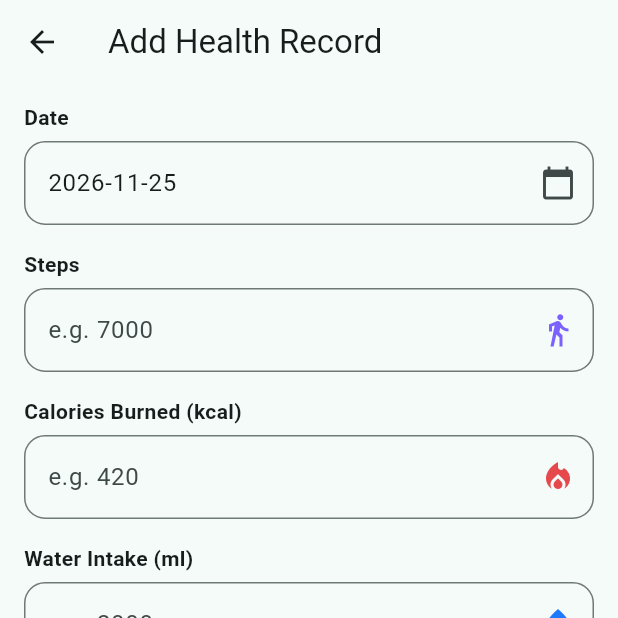
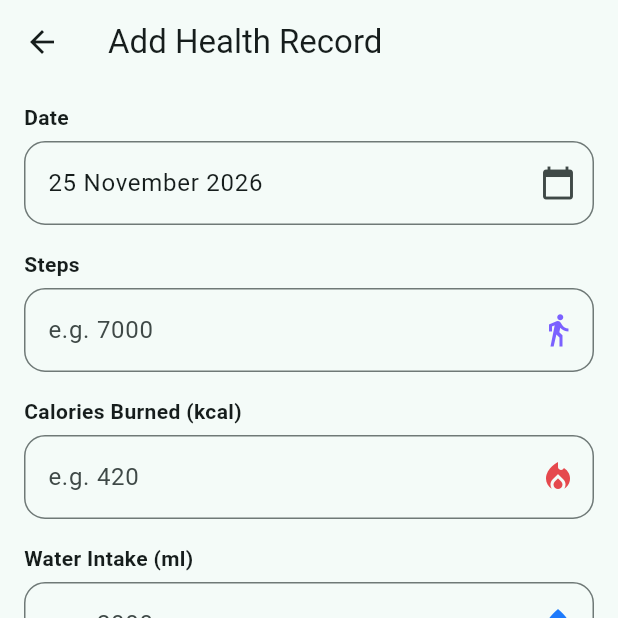
Before and after one commit to sanjulap/health-mate, a Flutter app: the screen it shows after launch, after a tap on "Add new record", on a phone screen of 412 x 824 dp, the top half of it. Run offline on Flutter 3.47's test engine with Material 3 defaults, Android fonts, the phone set to English and light mode, and no system bars; our stand-ins replace sqflite; accounts and stored records are empty.

Commit message:
feat: show readable dates and number separators using intl

```diff
--- a/lib/controllers/health_controller.dart
+++ b/lib/controllers/health_controller.dart
@@ -3,6 +3,7 @@ import 'package:flutter/foundation.dart';
 import '../models/health_record.dart';
 import '../repositories/health_repository.dart';
 import '../models/goal_settings.dart';
+import '../utils/formatters.dart';
 
 class HealthController extends ChangeNotifier {
   final HealthRepository _repository;
@@ -30,13 +31,8 @@ class HealthController extends ChangeNotifier {
         .toList();
   }
 
-  // Helper to format DateTime consistently as 'YYYY-MM-DD'
-  static String formatDate(DateTime date) {
-    final y = date.year.toString().padLeft(4, '0');
-    final m = date.month.toString().padLeft(2, '0');
-    final d = date.day.toString().padLeft(2, '0');
-    return '$y-$m-$d';
-  }
+  // Formats a DateTime as 'YYYY-MM-DD', the format stored in the database
+  static String formatDate(DateTime date) => AppFormatters.storageDate(date);
 
   String get todayDateString => formatDate(DateTime.now());
 
--- a/lib/database/database_helper.dart
+++ b/lib/database/database_helper.dart
@@ -2,6 +2,7 @@ import 'package:path/path.dart';
 import 'package:sqflite/sqflite.dart';
 
 import '../models/health_record.dart';
+import '../utils/formatters.dart';
 
 class DatabaseHelper {
   DatabaseHelper._internal();
@@ -53,13 +54,7 @@ class DatabaseHelper {
 
   Future<void> _seedDummyRecords(Database db) async {
     final now = DateTime.now();
-
-    String formatDate(DateTime d) {
-      final y = d.year.toString().padLeft(4, '0');
-      final m = d.month.toString().padLeft(2, '0');
-      final day = d.day.toString().padLeft(2, '0');
-      return '$y-$m-$day';
-    }
+    const formatDate = AppFormatters.storageDate;
 
     final dummyRecords = [
       HealthRecord(
--- /dev/null
+++ b/lib/utils/formatters.dart
@@ -0,0 +1,29 @@
+import 'package:intl/intl.dart';
+
+class AppFormatters {
+  AppFormatters._();
+
+  static final DateFormat _storageDate = DateFormat('yyyy-MM-dd', 'en_US');
+  static final DateFormat _longDate = DateFormat('d MMMM y', 'en_US');
+  static final DateFormat _cardDate = DateFormat('EEE, d MMM y', 'en_US');
+  static final DateFormat _shortDate = DateFormat('d MMM y', 'en_US');
+  static final NumberFormat _number = NumberFormat.decimalPattern('en_US');
+
+  static String storageDate(DateTime date) => _storageDate.format(date);
+
+  static String longDate(String storedDate) =>
+      _fromStored(storedDate, _longDate);
+
+  static String cardDate(String storedDate) =>
+      _fromStored(storedDate, _cardDate);
+
+  static String shortDate(String storedDate) =>
+      _fromStored(storedDate, _shortDate);
+
+  static String number(int value) => _number.format(value);
+
+  static String _fromStored(String storedDate, DateFormat format) {
+    final parsed = DateTime.tryParse(storedDate);
+    return parsed == null ? storedDate : format.format(parsed);
+  }
+}
--- a/lib/views/add_edit_record_screen.dart
+++ b/lib/views/add_edit_record_screen.dart
@@ -4,6 +4,7 @@ import 'package:provider/provider.dart';
 
 import '../controllers/health_controller.dart';
 import '../models/health_record.dart';
+import '../utils/formatters.dart';
 
 class AddEditRecordScreen extends StatefulWidget {
   final HealthRecord? record;
@@ -18,6 +19,8 @@ class AddEditRecordScreen extends StatefulWidget {
 
 class _AddEditRecordScreenState extends State<AddEditRecordScreen> {
   final _formKey = GlobalKey<FormState>();
+  // _selectedDate holds the 'YYYY-MM-DD' value that is saved
+  late String _selectedDate;
   late final TextEditingController _dateController;
   late final TextEditingController _stepsController;
   late final TextEditingController _caloriesController;
@@ -30,8 +33,10 @@ class _AddEditRecordScreenState extends State<AddEditRecordScreen> {
   void initState() {
     super.initState();
     final existing = widget.record;
+    _selectedDate =
+        existing?.date ?? HealthController.formatDate(DateTime.now());
     _dateController = TextEditingController(
-      text: existing?.date ?? HealthController.formatDate(DateTime.now()),
+      text: AppFormatters.longDate(_selectedDate),
     );
     _stepsController = TextEditingController(
       text: existing != null ? existing.steps.toString() : '',
@@ -57,7 +62,7 @@ class _AddEditRecordScreenState extends State<AddEditRecordScreen> {
     // Records cannot be logged for future days, so today is the last selectable date.
     final now = DateTime.now();
     final today = DateTime(now.year, now.month, now.day);
-    final parsed = DateTime.tryParse(_dateController.text.trim()) ?? today;
+    final parsed = DateTime.tryParse(_selectedDate) ?? today;
     final initialDate = parsed.isAfter(today) ? today : parsed;
 
     final picked = await showDatePicker(
@@ -69,7 +74,8 @@ class _AddEditRecordScreenState extends State<AddEditRecordScreen> {
 
     if (picked != null) {
       setState(() {
-        _dateController.text = HealthController.formatDate(picked);
+        _selectedDate = HealthController.formatDate(picked);
+        _dateController.text = AppFormatters.longDate(_selectedDate);
         _validationError = null;
       });
     }
@@ -79,7 +85,7 @@ class _AddEditRecordScreenState extends State<AddEditRecordScreen> {
     final controller = context.read<HealthController>();
 
     final error = controller.validateRecordInput(
-      date: _dateController.text,
+      date: _selectedDate,
       stepsText: _stepsController.text,
       caloriesText: _caloriesController.text,
       waterText: _waterController.text,
@@ -100,7 +106,7 @@ class _AddEditRecordScreenState extends State<AddEditRecordScreen> {
     final steps = int.parse(_stepsController.text.trim());
     final calories = int.parse(_caloriesController.text.trim());
     final waterMl = int.parse(_waterController.text.trim());
-    final date = _dateController.text.trim();
+    final date = _selectedDate;
 
     bool success;
     if (widget.isEditing) {
@@ -175,7 +181,7 @@ class _AddEditRecordScreenState extends State<AddEditRecordScreen> {
                   readOnly: true,
                   onTap: _pickDate,
                   decoration: InputDecoration(
-                    hintText: 'YYYY-MM-DD',
+                    hintText: 'Select a date',
                     suffixIcon: const Icon(Icons.calendar_today),
                     border: OutlineInputBorder(
                       borderRadius: BorderRadius.circular(14),
--- a/lib/views/dashboard_screen.dart
+++ b/lib/views/dashboard_screen.dart
@@ -2,6 +2,7 @@ import 'package:flutter/material.dart';
 import 'package:provider/provider.dart';
 
 import '../controllers/health_controller.dart';
+import '../utils/formatters.dart';
 import 'main_navigation_screen.dart';
 import '../widgets/edit_goals_dialog.dart';
 import '../widgets/metric_summary_card.dart';
@@ -10,18 +11,6 @@ import '../widgets/streak_summary_card.dart';
 
 class DashboardScreen extends StatelessWidget {
   const DashboardScreen({super.key});
-
-  String _formatNumber(int value) {
-    final str = value.toString();
-    final buffer = StringBuffer();
-    for (int i = 0; i < str.length; i++) {
-      if (i > 0 && (str.length - i) % 3 == 0) {
-        buffer.write(',');
-      }
-      buffer.write(str[i]);
-    }
-    return buffer.toString();
-  }
 
   @override
   Widget build(BuildContext context) {
@@ -44,7 +33,7 @@ class DashboardScreen extends StatelessWidget {
               ),
               const SizedBox(height: 4),
               Text(
-                'Today – ${controller.todayDateString}',
+                'Today – ${AppFormatters.longDate(controller.todayDateString)}',
                 style: Theme.of(context).textTheme.bodyMedium
                     ?.copyWith(color: Colors.grey[600]),
               ),
@@ -58,7 +47,7 @@ class DashboardScreen extends StatelessWidget {
               else ...[
                 // 1. STEPS CARD
                 StepsGradientCard(
-                  stepsText: _formatNumber(controller.todaySteps),
+                  stepsText: AppFormatters.number(controller.todaySteps),
                 ),
                 const SizedBox(height: 14),
 
@@ -68,7 +57,9 @@ class DashboardScreen extends StatelessWidget {
                     Expanded(
                       child: MetricSummaryCard(
                         title: 'Calories Burned',
-                        valueText: _formatNumber(controller.todayCalories),
+                        valueText: AppFormatters.number(
+                          controller.todayCalories,
+                        ),
                         unitText: 'kcal',
                         icon: Icons.local_fire_department,
                         accentColor: const Color(0xFFE5484D),
@@ -79,7 +70,9 @@ class DashboardScreen extends StatelessWidget {
                     Expanded(
                       child: MetricSummaryCard(
                         title: 'Water Intake',
-                        valueText: _formatNumber(controller.todayWaterMl),
+                        valueText: AppFormatters.number(
+                          controller.todayWaterMl,
+                        ),
                         unitText: 'ml',
                         icon: Icons.water_drop,
                         accentColor: const Color(0xFF1D7AFC),
--- a/lib/views/record_list_screen.dart
+++ b/lib/views/record_list_screen.dart
@@ -3,6 +3,7 @@ import 'package:provider/provider.dart';
 
 import '../controllers/health_controller.dart';
 import '../models/health_record.dart';
+import '../utils/formatters.dart';
 import '../widgets/health_record_card.dart';
 import 'add_edit_record_screen.dart';
 
@@ -56,7 +57,9 @@ class RecordListScreen extends StatelessWidget {
       context: context,
       builder: (dialogContext) => AlertDialog(
         title: const Text('Delete Record'),
-        content: Text('Delete the health record for ${record.date}?'),
+        content: Text(
+          'Delete the health record for ${AppFormatters.longDate(record.date)}?',
+        ),
         actions: [
           TextButton(
             onPressed: () => Navigator.of(dialogContext).pop(false),
@@ -116,7 +119,7 @@ class RecordListScreen extends StatelessWidget {
               const SizedBox(height: 4),
               Text(
                 activeFilter != null
-                    ? 'Showing records for $activeFilter'
+                    ? 'Showing records for ${AppFormatters.longDate(activeFilter)}'
                     : 'All logged daily activities (${records.length})',
                 style: Theme.of(context).textTheme.bodyMedium
                     ?.copyWith(color: Colors.grey[600]),
@@ -137,7 +140,7 @@ class RecordListScreen extends StatelessWidget {
                     avatar: const Icon(Icons.date_range, size: 18),
                     label: Text(
                       activeFilter != null
-                          ? 'Date: $activeFilter'
+                          ? 'Date: ${AppFormatters.shortDate(activeFilter)}'
                           : 'Filter by Date',
                     ),
                     onPressed: () => _pickFilterDate(context, controller),
@@ -169,7 +172,7 @@ class RecordListScreen extends StatelessWidget {
                             const SizedBox(height: 10),
                             Text(
                               activeFilter != null
-                                  ? 'No records found for $activeFilter.'
+                                  ? 'No records found for ${AppFormatters.longDate(activeFilter)}.'
                                   : 'No health records yet.',
                               style: TextStyle(
                                 fontSize: 15,
--- a/lib/widgets/health_record_card.dart
+++ b/lib/widgets/health_record_card.dart
@@ -1,6 +1,7 @@
 import 'package:flutter/material.dart';
 
 import '../models/health_record.dart';
+import '../utils/formatters.dart';
 
 class HealthRecordCard extends StatelessWidget {
   final HealthRecord record;
@@ -13,18 +14,6 @@ class HealthRecordCard extends StatelessWidget {
     required this.onEdit,
     required this.onDelete,
   });
-
-  String _formatNumber(int value) {
-    final str = value.toString();
-    final buffer = StringBuffer();
-    for (int i = 0; i < str.length; i++) {
-      if (i > 0 && (str.length - i) % 3 == 0) {
-        buffer.write(',');
-      }
-      buffer.write(str[i]);
-    }
-    return buffer.toString();
-  }
 
   @override
   Widget build(BuildContext context) {
@@ -52,7 +41,7 @@ class HealthRecordCard extends StatelessWidget {
               const Icon(Icons.event, size: 18, color: Colors.teal),
               const SizedBox(width: 8),
               Text(
-                record.date,
+                AppFormatters.cardDate(record.date),
                 style: const TextStyle(
                   fontSize: 16,
                   fontWeight: FontWeight.bold,
@@ -82,21 +71,21 @@ class HealthRecordCard extends StatelessWidget {
             icon: Icons.directions_walk,
             color: const Color(0xFF7B61FF),
             label: 'Steps',
-            value: '${_formatNumber(record.steps)} steps',
+            value: '${AppFormatters.number(record.steps)} steps',
           ),
           const SizedBox(height: 10),
           _RecordMetricRow(
             icon: Icons.local_fire_department,
             color: const Color(0xFFE5484D),
             label: 'Calories Burned',
-            value: '${_formatNumber(record.calories)} kcal',
+            value: '${AppFormatters.number(record.calories)} kcal',
           ),
           const SizedBox(height: 10),
           _RecordMetricRow(
             icon: Icons.water_drop,
             color: const Color(0xFF1D7AFC),
             label: 'Water Intake',
-            value: '${_formatNumber(record.waterMl)} ml',
+            value: '${AppFormatters.number(record.waterMl)} ml',
           ),
         ],
       ),
```
